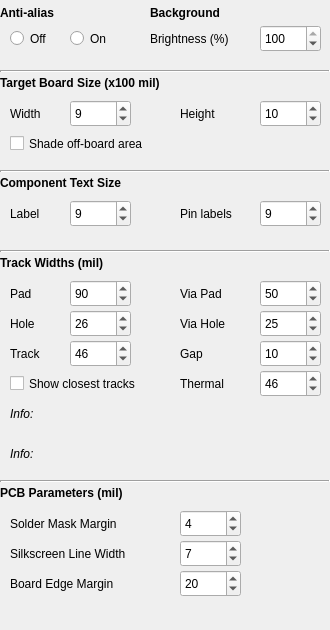
This is src/renderingdialog.ui in melak/veroroute as Qt 5 draws it before an edit. The edited form follows.
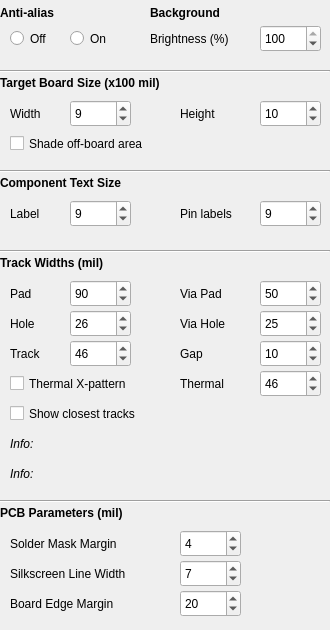
This is the edited form.

Patch:
```diff
--- a/src/renderingdialog.ui
+++ b/src/renderingdialog.ui
@@ -411,11 +411,33 @@
     <set>Qt::AlignLeading|Qt::AlignLeft|Qt::AlignVCenter</set>
    </property>
   </widget>
+  <widget class="QCheckBox" name="Xthermals">
+   <property name="geometry">
+    <rect>
+     <x>10</x>
+     <y>370</y>
+     <width>171</width>
+     <height>27</height>
+    </rect>
+   </property>
+   <property name="mouseTracking">
+    <bool>false</bool>
+   </property>
+   <property name="focusPolicy">
+    <enum>Qt::TabFocus</enum>
+   </property>
+   <property name="toolTip">
+    <string>Use X-pattern of tags for all thermal reliefs</string>
+   </property>
+   <property name="text">
+    <string>Thermal X-pattern</string>
+   </property>
+  </widget>
   <widget class="QCheckBox" name="closeTracks">
    <property name="geometry">
     <rect>
      <x>10</x>
-     <y>370</y>
+     <y>400</y>
      <width>171</width>
      <height>27</height>
     </rect>
@@ -478,7 +500,7 @@
    <property name="geometry">
     <rect>
      <x>10</x>
-     <y>400</y>
+     <y>430</y>
      <width>311</width>
      <height>27</height>
     </rect>
@@ -501,7 +523,7 @@
    <property name="geometry">
     <rect>
      <x>10</x>
-     <y>440</y>
+     <y>460</y>
      <width>311</width>
      <height>27</height>
     </rect>
@@ -524,7 +546,7 @@
    <property name="geometry">
     <rect>
      <x>180</x>
-     <y>510</y>
+     <y>530</y>
      <width>61</width>
      <height>27</height>
     </rect>
@@ -549,7 +571,7 @@
    <property name="geometry">
     <rect>
      <x>10</x>
-     <y>510</y>
+     <y>530</y>
      <width>161</width>
      <height>27</height>
     </rect>
@@ -565,7 +587,7 @@
    <property name="geometry">
     <rect>
      <x>180</x>
-     <y>540</y>
+     <y>560</y>
      <width>61</width>
      <height>27</height>
     </rect>
@@ -590,7 +612,7 @@
    <property name="geometry">
     <rect>
      <x>10</x>
-     <y>540</y>
+     <y>560</y>
      <width>161</width>
      <height>27</height>
     </rect>
@@ -606,7 +628,7 @@
    <property name="geometry">
     <rect>
      <x>180</x>
-     <y>570</y>
+     <y>590</y>
      <width>61</width>
      <height>27</height>
     </rect>
@@ -631,7 +653,7 @@
    <property name="geometry">
     <rect>
      <x>10</x>
-     <y>570</y>
+     <y>590</y>
      <width>161</width>
      <height>27</height>
     </rect>
@@ -647,7 +669,7 @@
    <property name="geometry">
     <rect>
      <x>0</x>
-     <y>480</y>
+     <y>500</y>
      <width>330</width>
      <height>25</height>
     </rect>
@@ -912,7 +934,7 @@
     <enum>QFrame::Sunken</enum>
    </property>
    <property name="lineWidth">
-    <number>2</number>
+    <number>1</number>
    </property>
    <property name="orientation">
     <enum>Qt::Horizontal</enum>
@@ -931,7 +953,7 @@
     <enum>QFrame::Sunken</enum>
    </property>
    <property name="lineWidth">
-    <number>2</number>
+    <number>1</number>
    </property>
    <property name="orientation">
     <enum>Qt::Horizontal</enum>
@@ -950,7 +972,7 @@
     <enum>QFrame::Sunken</enum>
    </property>
    <property name="lineWidth">
-    <number>2</number>
+    <number>1</number>
    </property>
    <property name="orientation">
     <enum>Qt::Horizontal</enum>
@@ -960,7 +982,7 @@
    <property name="geometry">
     <rect>
      <x>0</x>
-     <y>480</y>
+     <y>500</y>
      <width>330</width>
      <height>2</height>
     </rect>
@@ -969,7 +991,7 @@
     <enum>QFrame::Sunken</enum>
    </property>
    <property name="lineWidth">
-    <number>2</number>
+    <number>1</number>
    </property>
    <property name="orientation">
     <enum>Qt::Horizontal</enum>
```
